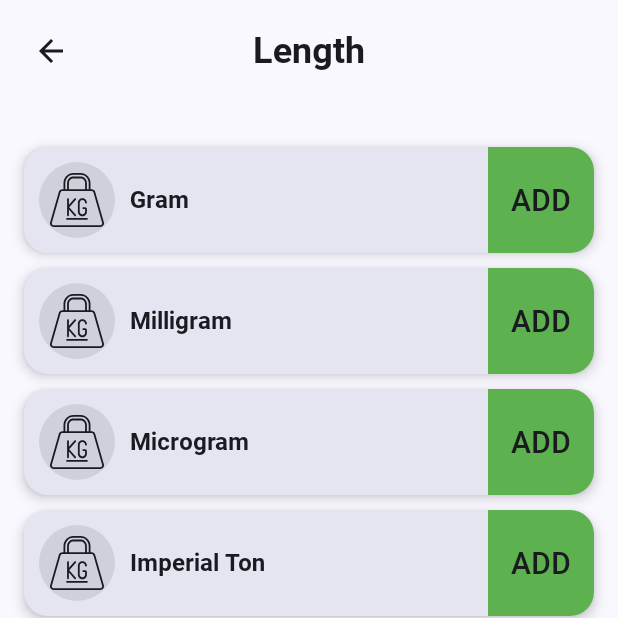
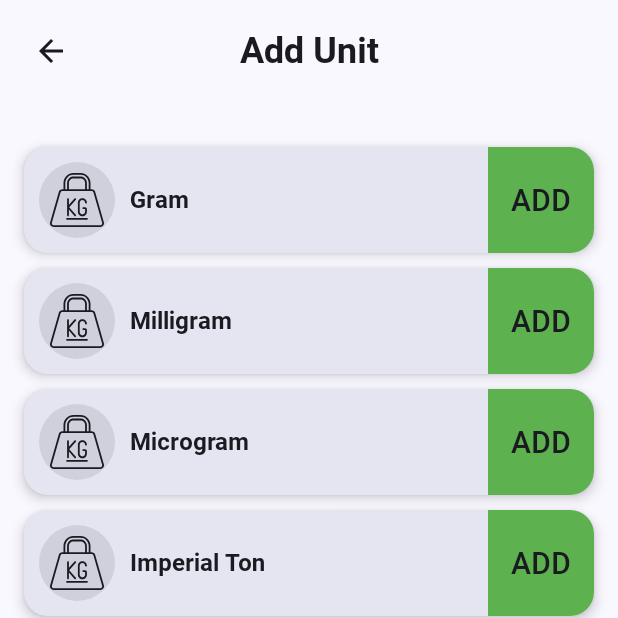
Before and after one commit to fernando-rauber/MeasureMe, an Android app built with Jetpack Compose: the composable AddUnitPage called with empty values, after a tap on "ADD", on a phone screen of 412 x 824 dp, the top half of it. Run offline under Robolectric (Android 15) with nearby library versions, the phone set to English and light mode, and no system bars; our stand-ins replace Room's generated code.

Commit message:
Added Decimal format for spescific unit type

```diff
--- a/app/src/main/java/uk/fernando/measure/ext/UtilExtension.kt
+++ b/app/src/main/java/uk/fernando/measure/ext/UtilExtension.kt
@@ -28,10 +28,17 @@ fun Double.isInteger() = run {
         "$this"
 }
 
-fun Double.roundOffDecimal(): Double {
-    val df = DecimalFormat("#.###")
+fun Double.roundOffDecimal(pattern: String): Double {
+    val df = DecimalFormat(pattern)
     df.roundingMode = RoundingMode.CEILING
     return df.format(this).toDouble()
+}
+
+fun Int.getPatterDecimalFormat(): String {
+    return when (UnitType.getByValue(this)) {
+        UnitType.TEMPERATURE -> "#.##"
+        else -> "#.######"
+    }
 }
 
 fun Int.getUnitTypeIcon(): Int {
--- a/app/src/main/java/uk/fernando/measure/page/AddUnitPage.kt
+++ b/app/src/main/java/uk/fernando/measure/page/AddUnitPage.kt
@@ -34,7 +34,7 @@ fun AddUnitPage(
     }
 
     Column {
-        NavigationBarTop(title = R.string.length_title,
+        NavigationBarTop(title = R.string.add_unit_title,
             leftIcon = R.drawable.ic_arrow_back,
             onLeftIconClick = { navController.popBackStack() }
         )
--- a/app/src/main/java/uk/fernando/measure/usecase/AddUnitUseCase.kt
+++ b/app/src/main/java/uk/fernando/measure/usecase/AddUnitUseCase.kt
@@ -8,6 +8,7 @@ import uk.fernando.measure.database.entity.LengthUnitEntity
 import uk.fernando.measure.datastore.PrefsStore
 import uk.fernando.measure.enum.UnitMeasure
 import uk.fernando.measure.enum.UnitType
+import uk.fernando.measure.ext.getPatterDecimalFormat
 import uk.fernando.measure.ext.roundOffDecimal
 import uk.fernando.measure.repository.AddUnitRepository
 import uk.fernando.measure.util.Resource
@@ -37,7 +38,7 @@ class AddUnitUseCase(private val repository: AddUnitRepository, private val pref
     suspend fun insertUnit(unit: LengthUnitEntity) {
         withContext(Dispatchers.IO) {
 
-            val storedValue = when (UnitType.getByValue(unit.type)) {
+            val baseStoredValue = when (UnitType.getByValue(unit.type)) {
                 UnitType.LENGTH -> prefs.getLength()
                 UnitType.TEMPERATURE -> prefs.getTemperature()
                 UnitType.WEIGHT -> prefs.getWeight()
@@ -50,7 +51,9 @@ class AddUnitUseCase(private val repository: AddUnitRepository, private val pref
                 else -> 0.0
             }
 
-            unit.amount = ((unit.multiple * storedValue) + add).roundOffDecimal()
+            val newAmount = ((unit.multiple * baseStoredValue) + add)
+
+            unit.amount = newAmount.roundOffDecimal(unit.type.getPatterDecimalFormat())
 
             repository.insertUnit(unit)
         }
--- a/app/src/main/java/uk/fernando/measure/usecase/GetUnitsUseCase.kt
+++ b/app/src/main/java/uk/fernando/measure/usecase/GetUnitsUseCase.kt
@@ -6,6 +6,7 @@ import uk.fernando.measure.database.entity.LengthUnitEntity
 import uk.fernando.measure.datastore.PrefsStore
 import uk.fernando.measure.enum.UnitMeasure
 import uk.fernando.measure.enum.UnitType
+import uk.fernando.measure.ext.getPatterDecimalFormat
 import uk.fernando.measure.ext.roundOffDecimal
 import uk.fernando.measure.repository.UnitRepository
 import uk.fernando.measure.util.Resource
@@ -27,7 +28,7 @@ class GetUnitsUseCase(private val repository: UnitRepository, private val prefs:
     }
 
     suspend fun updateAmount(unit: LengthUnitEntity, unitList: List<LengthUnitEntity>): List<LengthUnitEntity> {
-       // Temperature acts different than others units
+        // Temperature acts different than others units
         val baseUnit = when (UnitMeasure.getByValue(unit.unit)) {
             UnitMeasure.FAHRENHEIT -> (unit.amount - 32.0) * 0.55555555
             UnitMeasure.KELVIN -> unit.amount - 273.15
@@ -41,8 +42,9 @@ class GetUnitsUseCase(private val repository: UnitRepository, private val prefs:
                 UnitMeasure.KELVIN -> 273.15
                 else -> 0.0
             }
+            val newAmount = ((u.multiple * baseUnit) + add)
 
-            u.amount = ((u.multiple * baseUnit) + add).roundOffDecimal()
+            u.amount = newAmount.roundOffDecimal(u.type.getPatterDecimalFormat())
         }
 
         // Store so can use when add a new unit
--- a/app/src/main/res/values/strings.xml
+++ b/app/src/main/res/values/strings.xml
@@ -5,6 +5,8 @@
     <string name="weight_title">Weight</string>
     <string name="volume_title">Volume</string>
     <string name="temperature_title">Temperature</string>
+
+    <string name="add_unit_title">Add Unit</string>
 
     // Unit Page
     <string name="empty_list_message">Add two or more to start to convert</string>
```
Also changed, not shown: app/src/main/java/uk/fernando/measure/component/unit/UnitCard.kt (+8 -1 lines).
